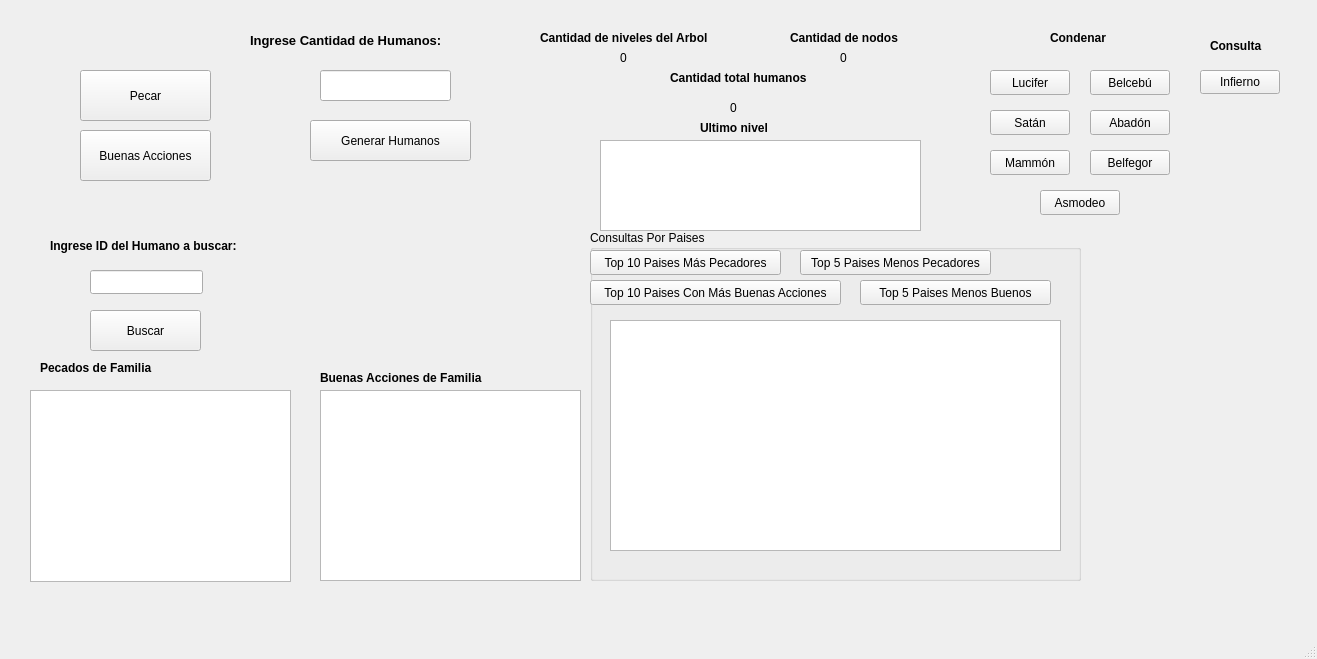
Above: Proyecto2-ED/mainwindow.ui from Huevaldinho/Proyecto2-ED before the change. Below: the same form after it.
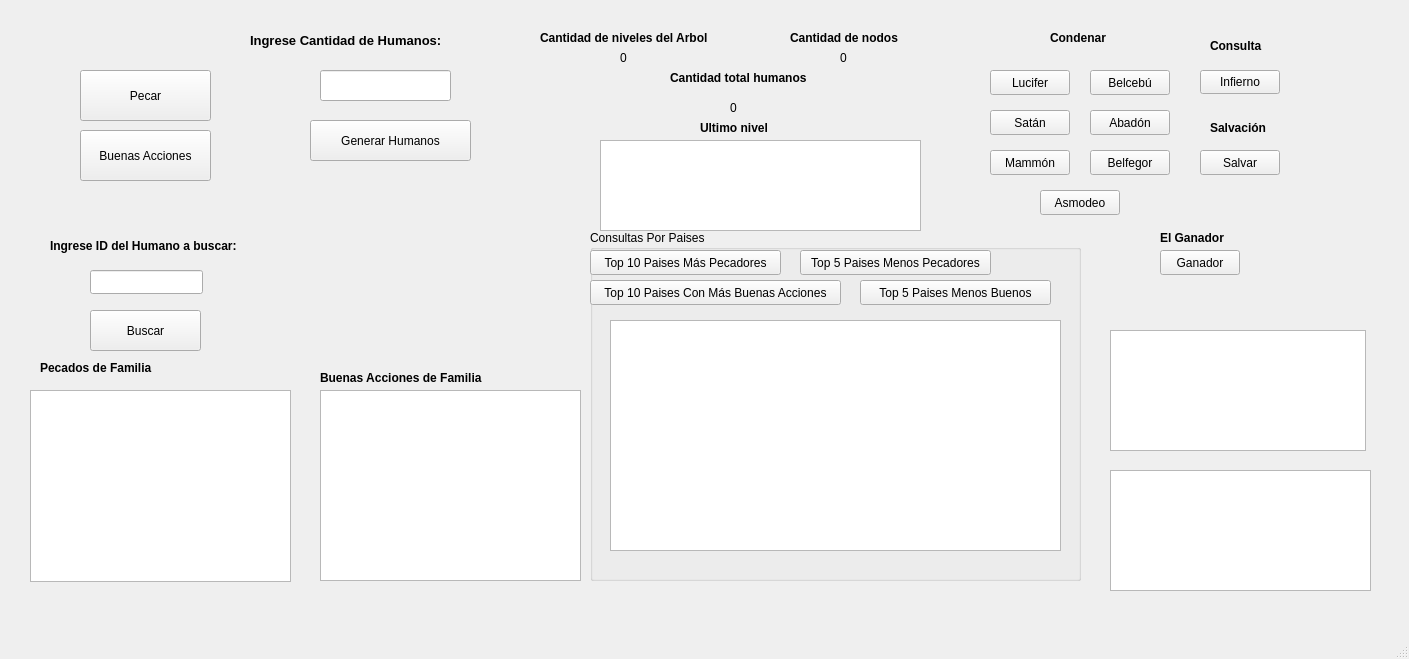
That is the form after the change.

Commit message:
Ganador Cielo vs Infniero
Falta hacer el ganador de cielo

The edit to the form file:
```diff
--- a/Proyecto2-ED/mainwindow.ui
+++ b/Proyecto2-ED/mainwindow.ui
@@ -6,7 +6,7 @@
    <rect>
     <x>0</x>
     <y>0</y>
-    <width>1317</width>
+    <width>1409</width>
     <height>659</height>
    </rect>
   </property>
@@ -531,6 +531,109 @@
      <string>Infierno</string>
     </property>
    </widget>
+   <widget class="QLabel" name="lblSalcacion">
+    <property name="geometry">
+     <rect>
+      <x>1210</x>
+      <y>120</y>
+      <width>61</width>
+      <height>16</height>
+     </rect>
+    </property>
+    <property name="font">
+     <font>
+      <weight>75</weight>
+      <bold>true</bold>
+     </font>
+    </property>
+    <property name="text">
+     <string>Salvación</string>
+    </property>
+   </widget>
+   <widget class="QPushButton" name="btnSalvar">
+    <property name="geometry">
+     <rect>
+      <x>1200</x>
+      <y>150</y>
+      <width>80</width>
+      <height>25</height>
+     </rect>
+    </property>
+    <property name="text">
+     <string>Salvar</string>
+    </property>
+   </widget>
+   <widget class="QLabel" name="lblGanador">
+    <property name="geometry">
+     <rect>
+      <x>1160</x>
+      <y>230</y>
+      <width>101</width>
+      <height>16</height>
+     </rect>
+    </property>
+    <property name="font">
+     <font>
+      <weight>75</weight>
+      <bold>true</bold>
+     </font>
+    </property>
+    <property name="text">
+     <string>El Ganador</string>
+    </property>
+   </widget>
+   <widget class="QPushButton" name="btnGanador">
+    <property name="geometry">
+     <rect>
+      <x>1160</x>
+      <y>250</y>
+      <width>80</width>
+      <height>25</height>
+     </rect>
+    </property>
+    <property name="text">
+     <string>Ganador</string>
+    </property>
+   </widget>
+   <widget class="QTextBrowser" name="lbl_txtGanadorInfnerno">
+    <property name="geometry">
+     <rect>
+      <x>1110</x>
+      <y>330</y>
+      <width>256</width>
+      <height>121</height>
+     </rect>
+    </property>
+   </widget>
+   <widget class="QTextBrowser" name="lbl_txtGanadorCielo">
+    <property name="geometry">
+     <rect>
+      <x>1110</x>
+      <y>470</y>
+      <width>261</width>
+      <height>121</height>
+     </rect>
+    </property>
+   </widget>
+   <widget class="QLabel" name="lbl_GanadorFinal">
+    <property name="geometry">
+     <rect>
+      <x>1110</x>
+      <y>300</y>
+      <width>251</width>
+      <height>16</height>
+     </rect>
+    </property>
+    <property name="font">
+     <font>
+      <weight>75</weight>
+      <bold>true</bold>
+     </font>
+    </property>
+    <property name="text">
+     <string/>
+    </property>
+   </widget>
   </widget>
   <widget class="QMenuBar" name="menubar">
    <property name="geometry">
```
Left out of the diff: 4 changed lines with no effect on the pictures. The commit also changes 66 other files.
